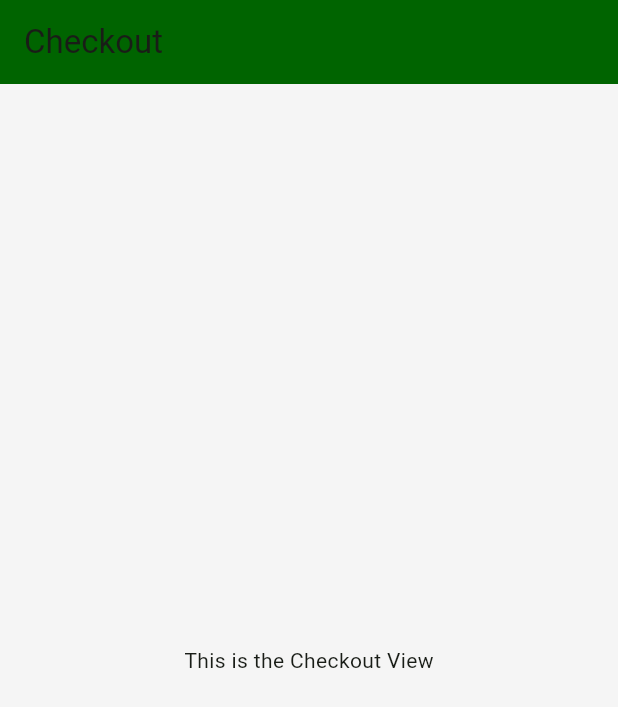
After one commit to Abdelrahmanhani13/foodapp, a Flutter app: the CheckoutView screen opened by its route, on a phone screen of 412 x 824 dp. The commit adds this screen. Shown: the top 707 px of the screen. Run offline on Flutter 3.47's test engine with Material 3 defaults, Android fonts, the phone set to English and light mode, and no system bars; our stand-ins replace go_router.

Commit message:
finish all views

```diff
--- a/lib/core/utils/app_router.dart
+++ b/lib/core/utils/app_router.dart
@@ -5,7 +5,10 @@ import 'package:foodapp/features/auth/presentation/views/forgot_password.dart';
 import 'package:foodapp/features/auth/presentation/views/login_view.dart';
 import 'package:foodapp/features/auth/presentation/views/profile_view.dart';
 import 'package:foodapp/features/auth/presentation/views/signup_view.dart';
+import 'package:foodapp/features/cart/presentation/views/cart_view.dart';
+import 'package:foodapp/features/checkout/presentation/views/checkout_view.dart';
 import 'package:foodapp/features/home/presentation/views/home_view.dart';
+import 'package:foodapp/features/product/presentation/views/product_details_view.dart';
 import 'package:foodapp/splash_view.dart';
 import 'package:go_router/go_router.dart';
 
@@ -68,29 +71,26 @@ class AppRouter {
         name: 'forgotPassword',
         builder: (context, state) => const ForgotPasswordScreen(),
       ),
-      // Product Details Screen
-      // GoRoute(
-      //   path: productDetails,
-      //   name: 'productDetails',
-      //   builder: (context, state) {
-      //     final burger = state.extra as Map<String, dynamic>;
-      //     return ProductDetailsScreen(burger: burger);
-      //   },
-      // ),
+      GoRoute(
+        path: productDetails,
+        name: 'productDetails',
+        builder: (context, state) {
+          return ProductDetailsView();
+        },
+      ),
 
-      // Cart Screen
-      // GoRoute(
-      //   path: cart,
-      //   name: 'cart',
-      //   builder: (context, state) => const CartScreen(),
-      // ),
+      GoRoute(
+        path: cart,
+        name: 'cart',
+        builder: (context, state) => const CartView(),
+      ),
 
       // // Checkout Screen
-      // GoRoute(
-      //   path: checkout,
-      //   name: 'checkout',
-      //   builder: (context, state) => const CheckoutScreen(),
-      // ),
+      GoRoute(
+        path: checkout,
+        name: 'checkout',
+        builder: (context, state) => const CheckoutView(),
+      ),
 
       // // Success Screen
       // GoRoute(
@@ -100,6 +100,16 @@ class AppRouter {
       // ),
 
       // Profile Screen (Example)
+      GoRoute(
+        path: profile,
+        name: 'profile',
+        builder: (context, state) => const ProfileView(),
+      ),
+      GoRoute(
+        path: profile,
+        name: 'profile',
+        builder: (context, state) => const ProfileView(),
+      ),
       GoRoute(
         path: profile,
         name: 'profile',
--- /dev/null
+++ b/lib/features/checkout/presentation/views/checkout_view.dart
@@ -0,0 +1,18 @@
+import 'package:flutter/material.dart';
+
+class CheckoutView extends StatelessWidget {
+  const CheckoutView({super.key});
+
+  @override
+  Widget build(BuildContext context) {
+    return Scaffold(
+      appBar: AppBar(
+        title: const Text('Checkout'),
+        backgroundColor: const Color(0xFF006400),
+      ),
+      body: const Center(
+        child: Text('This is the Checkout View'),
+      ),
+    );
+  }
+}
--- /dev/null
+++ b/lib/features/product/presentation/views/product_details_view.dart
@@ -0,0 +1,18 @@
+import 'package:flutter/material.dart';
+
+class ProductDetailsView extends StatelessWidget {
+  const ProductDetailsView({super.key});
+
+  @override
+  Widget build(BuildContext context) {
+    return Scaffold(
+      appBar: AppBar(
+        title: const Text('Product Details'),
+        backgroundColor: const Color(0xFF006400),
+      ),
+      body: const Center(
+        child: Text('This is the Product Details View'),
+      ),
+    );
+  }
+}
```
